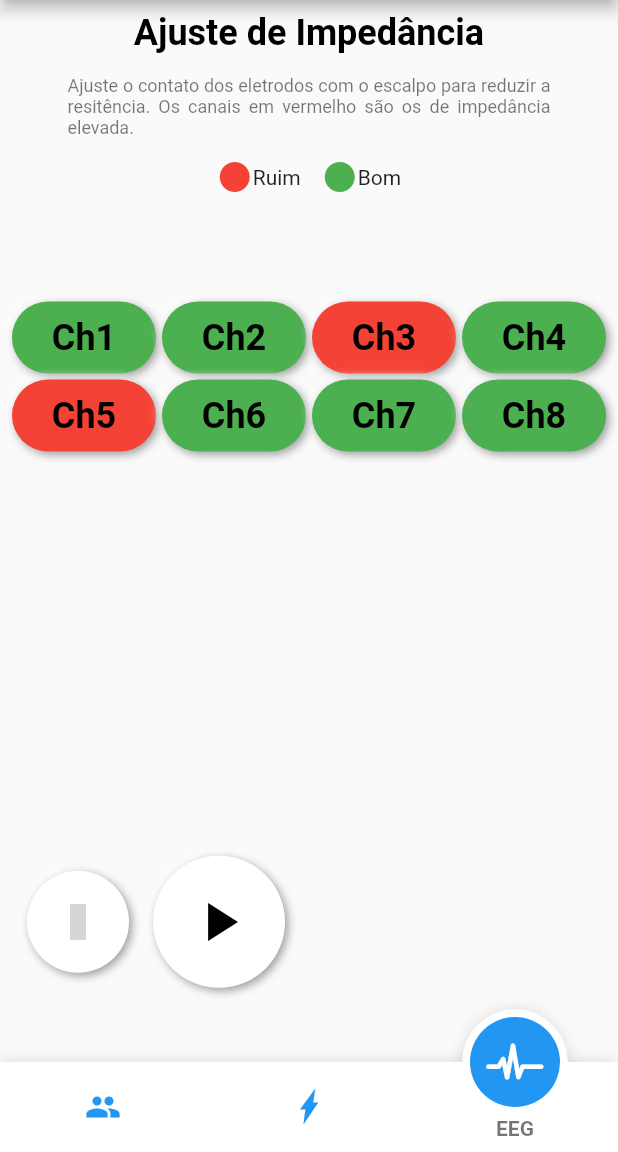
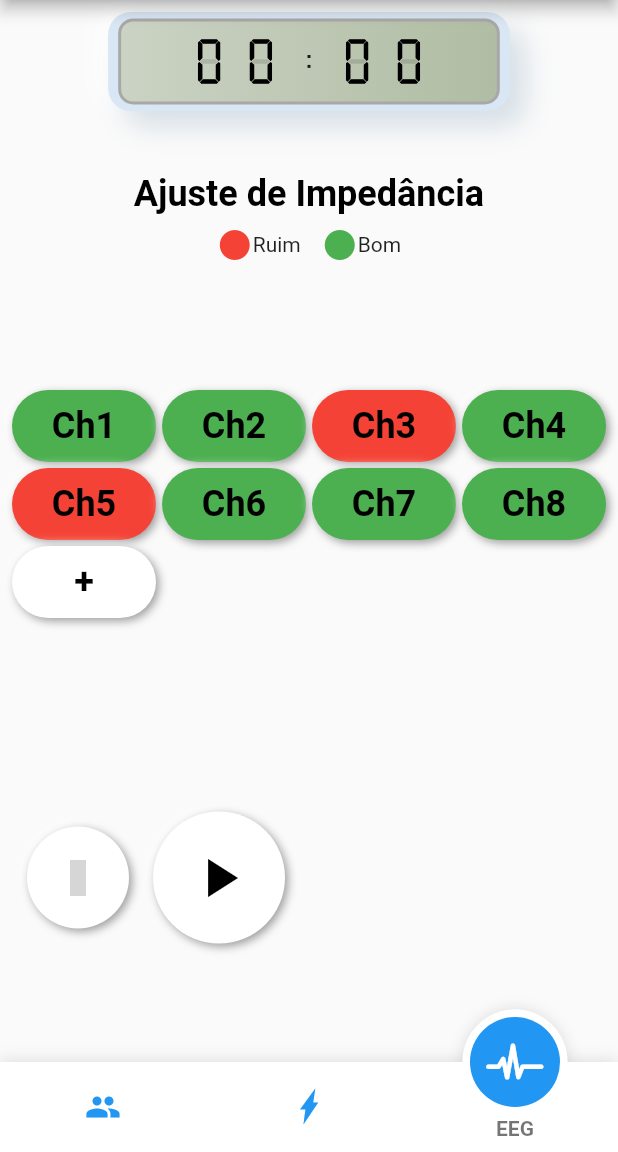
Before and after one commit to nestorufpe/OpentDCS-Mobile, a Flutter app: the screen it shows after launch, item 3 of the bottom bar chosen, on a phone screen of 412 x 824 dp, the part 84-1236 px from its top. Run offline on Flutter 3.47's test engine with Material 2 defaults, Android fonts, the light colour scheme and no system bars; drawn by our look-alikes of fancy_bottom_navigation, flutter_neumorphic; our stand-ins replace adaptive_dialog, dropdown_search, flutter_easyloading, get, get_storage, material_design_icons_flutter and 1 more; missing offline and left inert: animated_floating_buttons, direct_select_flutter, flutter_radar_chart, pausable_timer; grey boxes are pictures that could not be loaded.

Commit message:
Adiciona countdown na tela de eeg

```diff
--- a/lib/screens/eegpage.dart
+++ b/lib/screens/eegpage.dart
@@ -4,6 +4,7 @@ import 'package:flutter/material.dart';
 import 'package:flutter_easyloading/flutter_easyloading.dart';
 import 'package:flutter_neumorphic/flutter_neumorphic.dart';
 
+import '../ui/neu_digital_clock.dart';
 import '../ui/widgets.dart';
 
 class EEGPage extends StatefulWidget {
@@ -29,6 +30,7 @@ class _EEGPageState extends State<EEGPage> {
     GridListItems(color: Colors.green, title: 'Ch6'),
     GridListItems(color: Colors.green, title: 'Ch7'),
     GridListItems(color: Colors.green, title: 'Ch8'),
+    GridListItems(color: Colors.white, title: '+'),
   ];
 
   Timer? _timer;
@@ -62,6 +64,14 @@ class _EEGPageState extends State<EEGPage> {
                       SizedBox(
                         height: 8,
                       ),
+                      Container(
+                        width: MediaQuery.of(context).size.width * 0.65,
+                        height: MediaQuery.of(context).size.height * 0.08,
+                        child: NeuDigitalClock(),
+                      ),
+                      SizedBox(
+                        height: MediaQuery.of(context).size.width * 0.1,
+                      ),
                       Text(
                         "Ajuste de Impedância",
                         textAlign: TextAlign.center,
@@ -70,16 +80,8 @@ class _EEGPageState extends State<EEGPage> {
                             fontSize: 24,
                             fontWeight: FontWeight.bold),
                       ),
-                      Padding(
-                        padding: const EdgeInsets.symmetric(
-                            horizontal: 45, vertical: 14),
-                        child: Text(
-                          "Ajuste o contato dos eletrodos com o escalpo para reduzir a resitência. Os canais em vermelho são os de impedância elevada.",
-                          textAlign: TextAlign.justify,
-                          style: TextStyle(color: Colors.black54, fontSize: 12),
-                        ),
-                      ),
-                    ],
+                      SizedBox(
+                        height: 8,
                       ),
                       Row(
                         mainAxisAlignment: MainAxisAlignment.center,
@@ -100,10 +102,12 @@ class _EEGPageState extends State<EEGPage> {
                         ],
                       ),
                     ],
+                  ),
+                ],
               )),
           //GridView com os canais/loading/radar chart
           Expanded(
-            flex: 2,
+            flex: 1,
             child: GridView.count(
               crossAxisCount: 4,
               childAspectRatio: (2 / 1),
@@ -113,7 +117,9 @@ class _EEGPageState extends State<EEGPage> {
               children: items
                   .map(
                     (data) => GestureDetector(
-                        onTap: () {},
+                        onTap: () {
+                          print(data.title);
+                        },
                         child: Neumorphic(
                           style: NeumorphicStyle(
                             color: data.color,
```
Also changed, not shown: pubspec.lock. Lines whose indentation alone changed are shown as unchanged.
